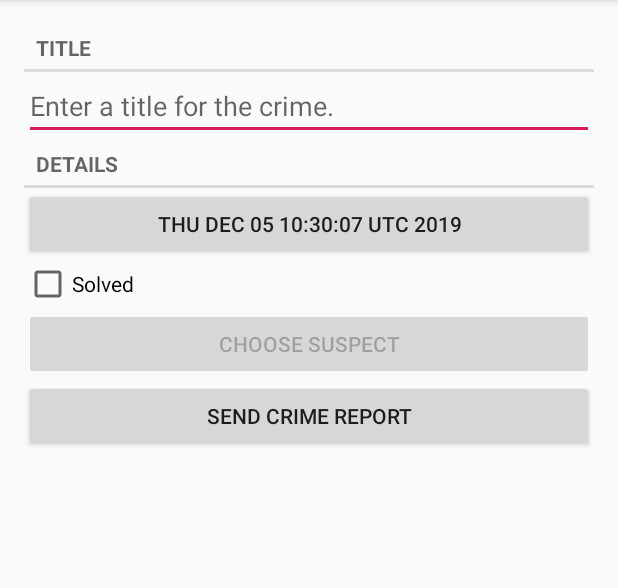
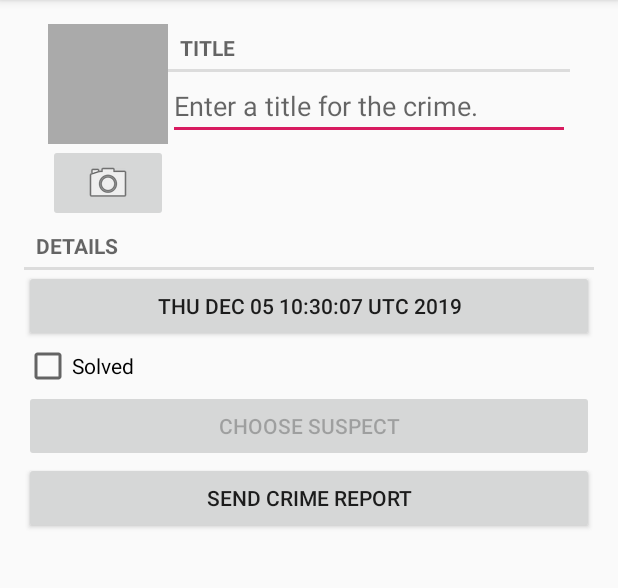
Before and after one commit to akrasnov87/criminal-intent, an Android app: the CrimeFragment screen opened directly, with no data from a screen before it, on a phone screen of 412 x 824 dp, the part 84-672 px from its top. Run offline under Robolectric (Android 15) with nearby library versions, the phone set to English and light mode, and no system bars.

Commit message:
lesson16

```diff
--- a/app/src/main/java/com/example/criminalintent/Crime.java
+++ b/app/src/main/java/com/example/criminalintent/Crime.java
@@ -53,4 +53,8 @@ public class Crime {
     public void setSuspect(String suspect) {
         mSuspect = suspect;
     }
+
+    public String getPhotoFilename() {
+        return "IMG_" + getId().toString() + ".jpg";
+    }
 }
--- a/app/src/main/java/com/example/criminalintent/CrimeFragment.java
+++ b/app/src/main/java/com/example/criminalintent/CrimeFragment.java
@@ -3,10 +3,13 @@ package com.example.criminalintent;
 import android.app.Activity;
 import android.content.Intent;
 import android.content.pm.PackageManager;
+import android.content.pm.ResolveInfo;
 import android.database.Cursor;
+import android.graphics.Bitmap;
 import android.net.Uri;
 import android.os.Bundle;
 import android.provider.ContactsContract;
+import android.provider.MediaStore;
 import android.text.Editable;
 import android.text.TextWatcher;
 import android.text.format.DateFormat;
@@ -17,11 +20,15 @@ import android.widget.Button;
 import android.widget.CheckBox;
 import android.widget.CompoundButton;
 import android.widget.EditText;
+import android.widget.ImageButton;
+import android.widget.ImageView;
 
 import androidx.core.app.ShareCompat;
+import androidx.core.content.FileProvider;
 import androidx.fragment.app.Fragment;
 import androidx.fragment.app.FragmentManager;
 
+import java.io.File;
 import java.util.Date;
 import java.util.List;
 import java.util.UUID;
@@ -35,13 +42,17 @@ public class CrimeFragment extends Fragment {
 
     private static final int REQUEST_DATE = 0;
     private static final int REQUEST_CONTACT = 1;
+    private static final int REQUEST_PHOTO= 2;
 
     private Crime mCrime;
+    private File mPhotoFile;
     private EditText mTitleField;
     private Button mDateButton;
     private CheckBox mSolvedCheckBox;
     private Button mSuspectButton;
     private Button mReportButton;
+    private ImageButton mPhotoButton;
+    private ImageView mPhotoView;
 
     public static CrimeFragment newInstance(UUID crimeId) {
         Bundle args = new Bundle();
@@ -56,6 +67,7 @@ public class CrimeFragment extends Fragment {
         super.onCreate(savedInstanceState);
         UUID crimeId = (UUID) getArguments().getSerializable(ARG_CRIME_ID);
         mCrime = CrimeLab.get(getActivity()).getCrime(crimeId);
+        mPhotoFile = CrimeLab.get(getActivity()).getPhotoFile(mCrime);
     }
 
     @Override
@@ -147,6 +159,30 @@ public class CrimeFragment extends Fragment {
             mSuspectButton.setEnabled(false);
         }
 
+        mPhotoButton = v.findViewById(R.id.crime_camera);
+        final Intent captureImage = new Intent(MediaStore.ACTION_IMAGE_CAPTURE);
+        boolean canTakePhoto = mPhotoFile != null &&
+                captureImage.resolveActivity(packageManager) != null;
+        mPhotoButton.setEnabled(canTakePhoto);
+        mPhotoButton.setOnClickListener(new View.OnClickListener() {
+            @Override
+            public void onClick(View v) {
+                Uri uri = FileProvider.getUriForFile(getActivity(),
+                        "com.bignerdranch.android.criminalintent.fileprovider",
+                        mPhotoFile);
+                captureImage.putExtra(MediaStore.EXTRA_OUTPUT, uri);
+                List<ResolveInfo> cameraActivities = getActivity()
+                        .getPackageManager().queryIntentActivities(captureImage,
+                                PackageManager.MATCH_DEFAULT_ONLY);
+                for (ResolveInfo activity : cameraActivities) {
+                    getActivity().grantUriPermission(activity.activityInfo.packageName,uri, Intent.FLAG_GRANT_WRITE_URI_PERMISSION);
+                }
+                startActivityForResult(captureImage, REQUEST_PHOTO);
+            }
+        });
+        mPhotoView = v.findViewById(R.id.crime_photo);
+        updatePhotoView();
+
         return v;
     }
 
@@ -184,6 +220,13 @@ public class CrimeFragment extends Fragment {
             } finally {
                 c.close();
             }
+        }else if (requestCode == REQUEST_PHOTO) {
+            Uri uri = FileProvider.getUriForFile(getActivity(),
+                    "com.bignerdranch.android.criminalintent.fileprovider",
+                    mPhotoFile);
+            getActivity().revokeUriPermission(uri,
+                    Intent.FLAG_GRANT_WRITE_URI_PERMISSION);
+            updatePhotoView();
         }
     }
 
@@ -211,4 +254,14 @@ public class CrimeFragment extends Fragment {
                 mCrime.getTitle(), dateString, solvedString, suspect);
         return report;
     }
+
+    private void updatePhotoView() {
+        if (mPhotoFile == null || !mPhotoFile.exists()) {
+            mPhotoView.setImageDrawable(null);
+        } else {
+            Bitmap bitmap = PictureUtils.getScaledBitmap(
+                    mPhotoFile.getPath(), getActivity());
+            mPhotoView.setImageBitmap(bitmap);
+        }
+    }
 }
--- a/app/src/main/java/com/example/criminalintent/CrimeLab.java
+++ b/app/src/main/java/com/example/criminalintent/CrimeLab.java
@@ -10,6 +10,7 @@ import com.example.criminalintent.database.CrimeCursorWrapper;
 import com.example.criminalintent.database.CrimeDbSchema;
 import com.example.criminalintent.database.CrimeDbSchema.CrimeTable;
 
+import java.io.File;
 import java.util.ArrayList;
 import java.util.List;
 import java.util.UUID;
@@ -70,6 +71,11 @@ public class CrimeLab {
         }
     }
 
+    public File getPhotoFile(Crime crime) {
+        File filesDir = mContext.getFilesDir();
+        return new File(filesDir, crime.getPhotoFilename());
+    }
+
     public void updateCrime(Crime crime) {
         String uuidString = crime.getId().toString();
         ContentValues values = getContentValues(crime);
--- a/app/src/main/res/layout/fragment_crime.xml
+++ b/app/src/main/res/layout/fragment_crime.xml
@@ -3,16 +3,57 @@
     android:layout_width="match_parent"
     android:layout_height="match_parent"
     android:orientation="vertical">
-    <TextView
-        style="?android:listSeparatorTextViewStyle"
+
+    <LinearLayout
+        android:orientation="horizontal"
         android:layout_width="match_parent"
         android:layout_height="wrap_content"
-        android:text="@string/crime_title_label"/>
-    <EditText
-        android:id="@+id/crime_title"
-        android:layout_width="match_parent"
-        android:layout_height="wrap_content"
-        android:hint="@string/crime_title_hint"/>
+        android:layout_marginLeft="16dp"
+        android:layout_marginRight="16dp">
+
+        <LinearLayout
+            android:orientation="vertical"
+            android:layout_width="wrap_content"
+            android:layout_height="wrap_content">
+
+            <ImageView
+                android:id="@+id/crime_photo"
+                android:layout_width="80dp"
+                android:layout_height="80dp"
+                android:scaleType="centerInside"
+                android:cropToPadding="true"
+                android:background="@android:color/darker_gray"/>
+
+            <ImageButton
+                android:id="@+id/crime_camera"
+                android:layout_width="match_parent"
+                android:layout_height="wrap_content"
+                android:src="@android:drawable/ic_menu_camera" />
+
+        </LinearLayout>
+
+        <LinearLayout
+            android:orientation="vertical"
+            android:layout_width="0dp"
+            android:layout_height="wrap_content"
+            android:layout_weight="1">
+
+            <TextView
+                android:layout_width="match_parent"
+                android:layout_height="wrap_content"
+                android:text="@string/crime_title_label"
+                style="?android:listSeparatorTextViewStyle"/>
+
+            <EditText
+                android:id="@+id/crime_title"
+                android:layout_width="match_parent"
+                android:layout_height="wrap_content"
+                android:hint="@string/crime_title_hint"/>
+
+        </LinearLayout>
+
+    </LinearLayout>
+
     <TextView
         style="?android:listSeparatorTextViewStyle"
         android:layout_width="match_parent"
--- /dev/null
+++ b/app/src/main/res/xml/files.xml
@@ -0,0 +1,4 @@
+<?xml version="1.0" encoding="utf-8"?>
+<paths>
+    <files-path name="crime_photos" path="."/>
+</paths>
```
Also changed, not shown: app/src/main/AndroidManifest.xml (+12 -0 lines), app/src/main/java/com/example/criminalintent/PictureUtils.java (added, +36 -0 lines).
